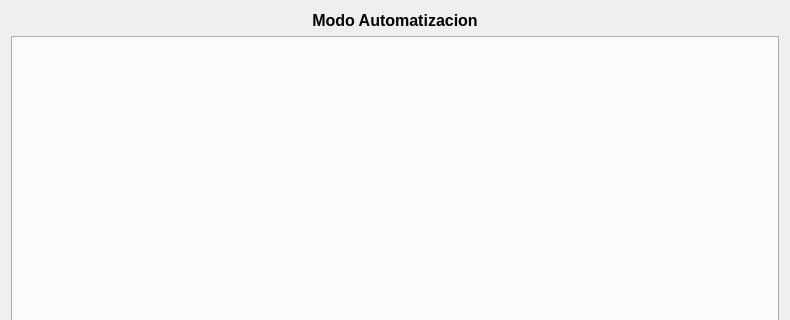
The window that gui/modoAdquisicionView.ui (SADyCUNGSIDEI/Software) describes before a commit, drawn with Qt 5; both pictures show x 0 to 790 and y 0 to 320 of the 790 by 476 pixel window.
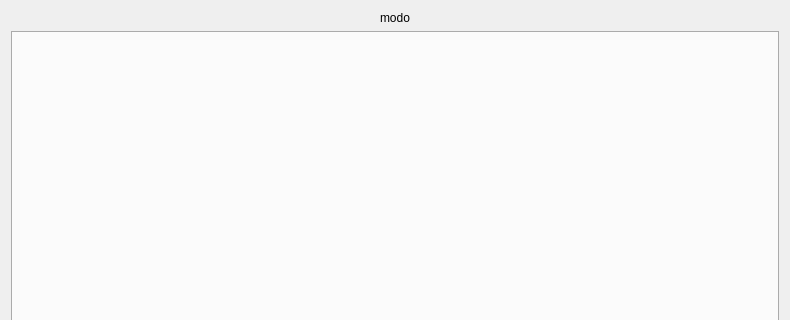
The same window after the commit.

Commit message: Se implemento la view del modo de instrumentacion

What changed in the file:
```diff
--- a/gui/modoAdquisicionView.ui
+++ b/gui/modoAdquisicionView.ui
@@ -57,7 +57,7 @@
      <item row="0" column="0" colspan="5">
       <widget class="QLabel" name="label_2">
        <property name="text">
-        <string>&lt;html&gt;&lt;head/&gt;&lt;body&gt;&lt;p&gt;&lt;span style=&quot; font-size:12pt; font-weight:600;&quot;&gt;Modo Automatizacion&lt;/span&gt;&lt;/p&gt;&lt;/body&gt;&lt;/html&gt;</string>
+        <string>modo</string>
        </property>
        <property name="alignment">
         <set>Qt::AlignCenter</set>
```
Left out of the diff: 2 changed lines with no effect on the pictures. The commit also changes 4 other files.
